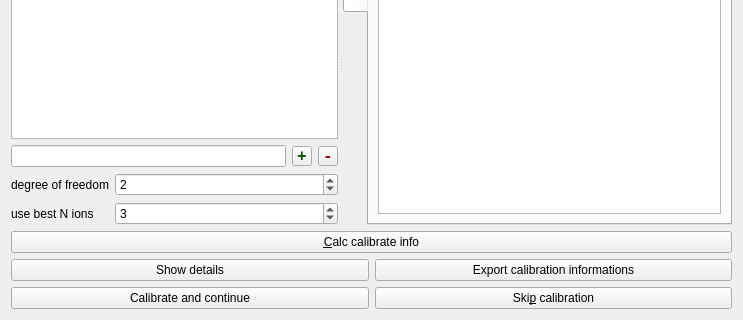
First picture: the form in Orbitool/UI/Calibration.ui, repository l460289052/Orbitool, before the edit; both pictures show x 0 to 743 and y 196 to 516 of the 743 by 516 pixel window.
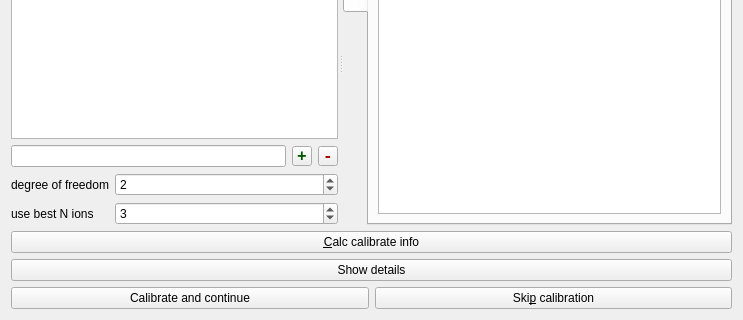
Second picture: the form after the edit.

```diff
--- a/Orbitool/UI/Calibration.ui
+++ b/Orbitool/UI/Calibration.ui
@@ -468,13 +468,6 @@
        </property>
       </widget>
      </item>
-     <item>
-      <widget class="QPushButton" name="exportPushButton">
-       <property name="text">
-        <string>Export calibration informations</string>
-       </property>
-      </widget>
-     </item>
     </layout>
    </item>
    <item>
```
